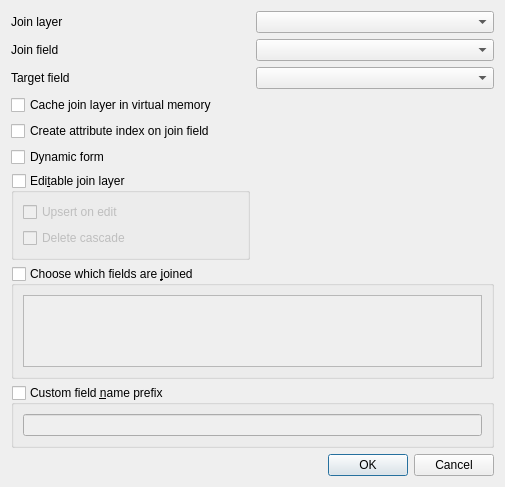
Above: src/ui/qgsjoindialogbase.ui from qgis/QGIS before the change. Below: the same form after it.
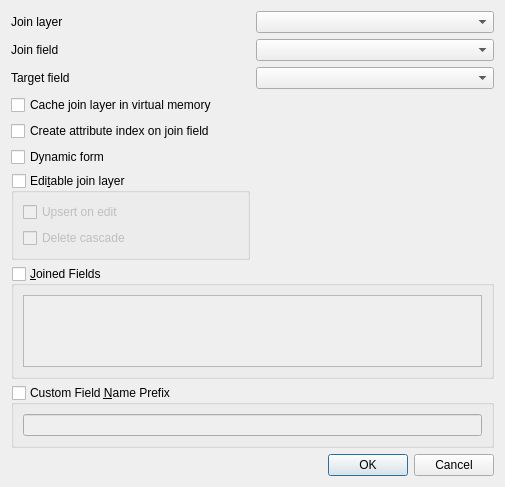
That is the form after the change. Custom widgets are drawn as their Qt base class.

```diff
--- a/src/ui/qgsjoindialogbase.ui
+++ b/src/ui/qgsjoindialogbase.ui
@@ -47,7 +47,7 @@
    <item row="8" column="0" colspan="2">
     <widget class="QgsCollapsibleGroupBox" name="mUseJoinFieldsSubset">
      <property name="title">
-      <string>Choose which fields are &amp;joined</string>
+      <string>&amp;Joined Fields</string>
      </property>
      <property name="checkable">
       <bool>true</bool>
@@ -68,7 +68,7 @@
    <item row="9" column="0" colspan="2">
     <widget class="QgsCollapsibleGroupBox" name="mUseCustomPrefix">
      <property name="title">
-      <string>Custom field &amp;name prefix</string>
+      <string>Custom Field &amp;Name Prefix</string>
      </property>
      <property name="checkable">
       <bool>true</bool>
```
